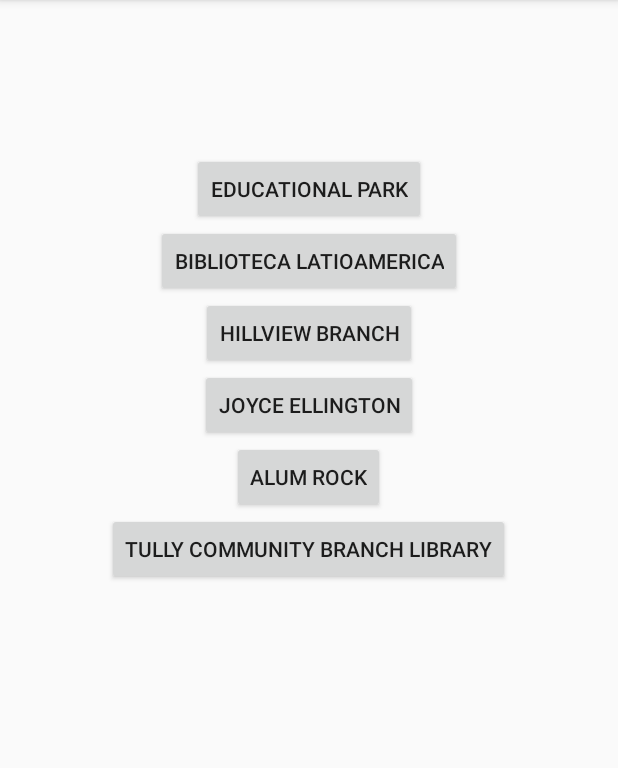
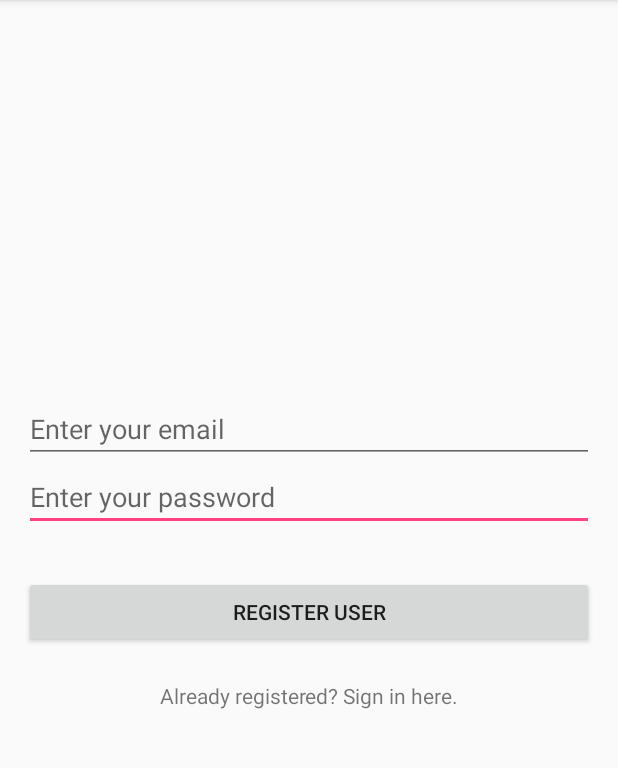
Before and after one commit to marsqueen/HarambeHackers, an Android app: the screen it shows after launch (MainActivity before the commit, LoginActivity after it), on a phone screen of 412 x 824 dp, the part 84-852 px from its top. Run offline under Robolectric (Android 15) with nearby library versions, the phone set to English and light mode, and no system bars; our stand-ins replace Firebase (no records; nobody signed in at launch, a user with empty details on screens opened directly).

Commit message:
merged login & sig

```diff
--- a/app/build.gradle
+++ b/app/build.gradle
@@ -27,6 +27,9 @@ dependencies {
     compile 'com.android.support:appcompat-v7:23.4.0'
     compile 'com.android.support:design:23.4.0'
     compile 'com.google.firebase:firebase-database:9.6.0'
+    compile 'com.google.firebase:firebase-auth:9.6.0'
+    compile 'com.kyanogen.signatureview:signature-view:1.0'
+
 
 
 }
--- /dev/null
+++ b/app/src/main/java/com/harambehackers/sjplmealcount/LoginActivity.java
@@ -0,0 +1,94 @@
+package com.harambehackers.sjplmealcount;
+
+import android.app.ProgressDialog;
+import android.content.Intent;
+import android.support.annotation.NonNull;
+import android.support.v7.app.AppCompatActivity;
+import android.os.Bundle;
+import android.text.TextUtils;
+import android.view.View;
+import android.widget.Button;
+import android.widget.EditText;
+import android.widget.ProgressBar;
+import android.widget.TextView;
+import android.widget.Toast;
+
+import com.google.android.gms.tasks.OnCompleteListener;
+import com.google.android.gms.tasks.Task;
+import com.google.firebase.auth.AuthResult;
+import com.google.firebase.auth.FirebaseAuth;
+
+public class LoginActivity extends AppCompatActivity implements View.OnClickListener {
+
+    private Button buttonRegister;
+    private EditText editTextEmail;
+    private EditText editTextPassword;
+    private TextView textViewSignin;
+    private ProgressDialog progressDialog;
+
+    private FirebaseAuth firebaseAuth;
+
+
+    @Override
+    protected void onCreate(Bundle savedInstanceState) {
+        super.onCreate(savedInstanceState);
+        setContentView(R.layout.activity_login);
+
+        firebaseAuth = FirebaseAuth.getInstance();
+
+        progressDialog = new ProgressDialog(this);
+        buttonRegister = (Button) findViewById((R.id.buttonRegister));
+        editTextEmail = (EditText) findViewById((R.id.editTextEmail));
+        editTextPassword = (EditText) findViewById((R.id.editTextPassword));
+        textViewSignin = (TextView) findViewById((R.id.textViewSignin));
+
+        buttonRegister.setOnClickListener(this);
+        textViewSignin.setOnClickListener(this);
+    }
+
+    private void registerUser() {
+        String email = editTextEmail.getText().toString().trim();
+        String password = editTextPassword.getText().toString().trim();
+
+        if(TextUtils.isEmpty(email)) {
+            Toast.makeText(this, "Please enter email", Toast.LENGTH_SHORT).show();
+            return;
+
+        }
+
+
+        if(TextUtils.isEmpty(password)){
+            Toast.makeText(this, "Please enter password", Toast.LENGTH_SHORT).show();
+            return;
+        }
+        progressDialog.setMessage("Registering User...");
+        progressDialog.show();
+
+        firebaseAuth.createUserWithEmailAndPassword(email, password)
+                .addOnCompleteListener(this, new OnCompleteListener<AuthResult>() {
+                    @Override
+                    public void onComplete(@NonNull Task<AuthResult> task) {
+                        if (task.isSuccessful()) {
+                            Toast.makeText(LoginActivity.this, "Registered Sucessfully", Toast.LENGTH_SHORT).show();
+                            progressDialog.hide();
+                            Intent i = new Intent(getApplicationContext(), MainActivity.class);
+                            startActivity(i);
+                        }
+                        else{
+                            Toast.makeText(LoginActivity.this, "Failed to Register", Toast.LENGTH_SHORT).show();
+                        }
+                    }
+                });
+    }
+
+    @Override
+    public void onClick(View view) {
+
+        if(view == buttonRegister) {
+            registerUser();
+        }
+
+        if(view == textViewSignin) {
+        }
+    }
+}
--- a/app/src/main/java/com/harambehackers/sjplmealcount/MainActivity.java
+++ b/app/src/main/java/com/harambehackers/sjplmealcount/MainActivity.java
@@ -71,7 +71,6 @@ public class MainActivity extends AppCompatActivity {
 
         SimpleDateFormat sdf = new SimpleDateFormat("MM/dd/yyyy");
         System.out.println( "The date is: "+  sdf.format( date )  );
-        Toast.makeText(getApplicationContext(),  sdf.format( date ) , Toast.LENGTH_LONG).show();
 
         Intent i = new Intent(this, FoodActivity.class);
         i.putExtra("com.harambehackers.sjplmealcount", s);
--- /dev/null
+++ b/app/src/main/res/layout/activity_login.xml
@@ -0,0 +1,58 @@
+<?xml version="1.0" encoding="utf-8"?>
+<RelativeLayout xmlns:android="http://schemas.android.com/apk/res/android"
+    xmlns:tools="http://schemas.android.com/tools"
+    android:id="@+id/activity_login_screen"
+    android:layout_width="match_parent"
+    android:layout_height="match_parent"
+    android:paddingBottom="@dimen/activity_vertical_margin"
+    android:paddingLeft="@dimen/activity_horizontal_margin"
+    android:paddingRight="@dimen/activity_horizontal_margin"
+    android:paddingTop="@dimen/activity_vertical_margin"
+    tools:context="com.harambehackers.sjplmealcount.LoginActivity">
+
+    <LinearLayout
+        android:layout_centerHorizontal="true"
+        android:layout_centerVertical="true"
+        android:orientation="vertical"
+        android:layout_width="match_parent"
+        android:layout_height="wrap_content"
+        android:id="@+id/linearLayout" />
+
+    <EditText
+        android:hint="Enter your password"
+        android:id="@+id/editTextPassword"
+        android:layout_width="match_parent"
+        android:inputType="textPassword"
+        android:layout_height="wrap_content"
+        android:fontFamily="sans-serif"
+        android:layout_marginBottom="30dp"
+        android:layout_above="@+id/linearLayout" />
+
+    <Button
+        android:id="@+id/buttonRegister"
+        android:text="Register User"
+        android:layout_width="match_parent"
+        android:layout_height="wrap_content"
+        android:layout_alignTop="@+id/linearLayout"
+        android:layout_alignParentStart="true" />
+
+    <TextView
+        android:textAlignment="center"
+        android:text="Already registered? Sign in here."
+        android:layout_width="match_parent"
+        android:layout_height="wrap_content"
+        android:id="@+id/textViewSignin"
+        android:layout_marginTop="22dp"
+        android:layout_below="@+id/buttonRegister"
+        android:layout_centerHorizontal="true" />
+
+    <EditText
+        android:hint="Enter your email"
+        android:id="@+id/editTextEmail"
+        android:layout_width="match_parent"
+        android:layout_height="wrap_content"
+        android:layout_above="@+id/editTextPassword"
+        android:layout_alignParentStart="true" />
+
+
+</RelativeLayout>
```
Also changed, not shown: app/src/main/AndroidManifest.xml (+8 -3 lines), app/src/main/java/com/harambehackers/sjplmealcount/DetailsActivity.java (+10 -8 lines), app/src/main/java/com/harambehackers/sjplmealcount/SignatureActivity.java (+38 -0 lines), app/src/main/res/layout/activity_signature.xml (+9 -7 lines).
